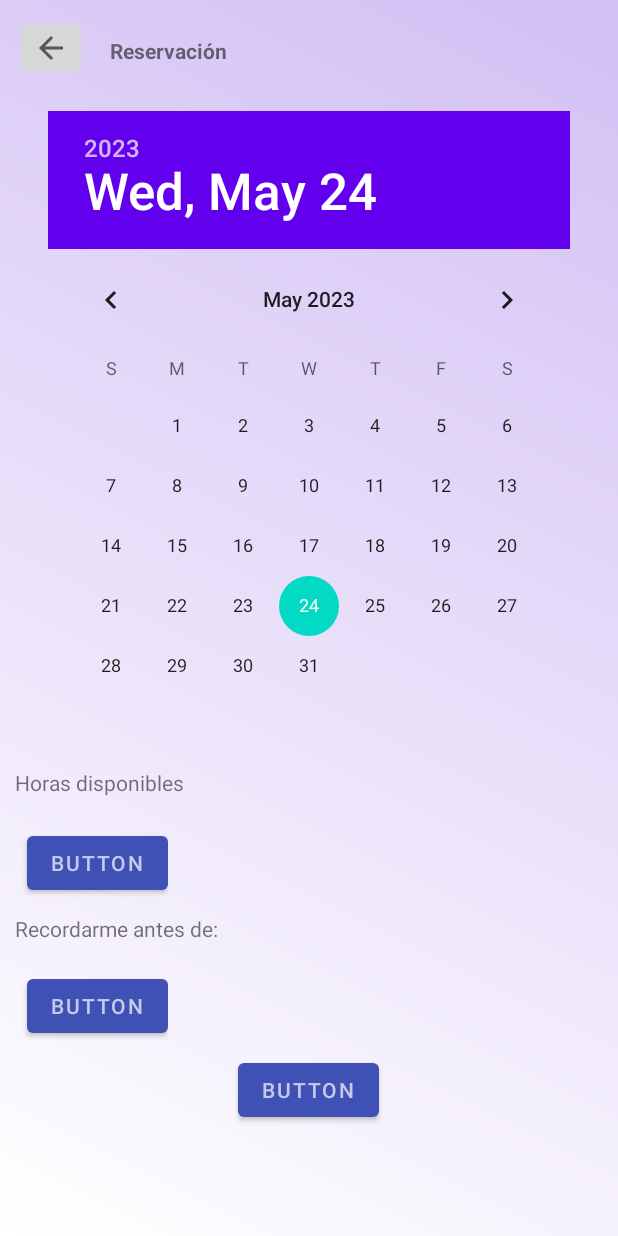
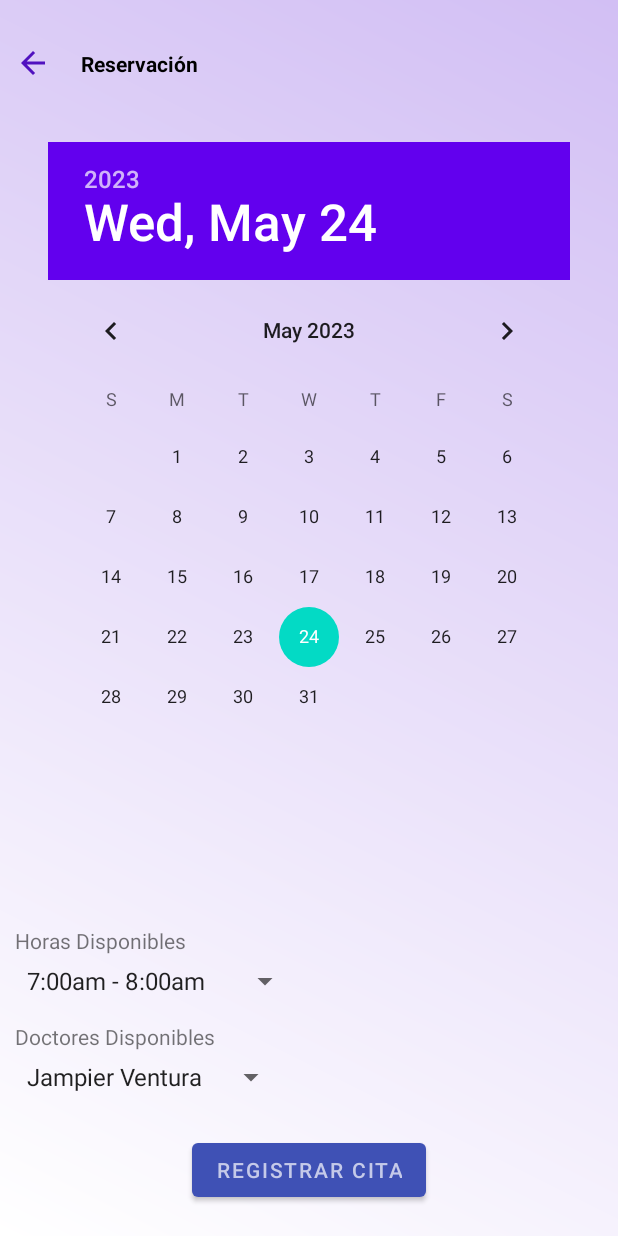
Before and after one commit to Azgaf012/AppBucal360, an Android app: the fragment pickerReservationFragment shown on its own in the app's theme, on a phone screen of 412 x 824 dp. Run offline under Robolectric (Android 15) with nearby library versions, the phone set to English and light mode, and no system bars.

Commit message:
Reg Cita xml y navigation

```diff
--- a/app/src/main/java/com/dapm/appbucal360/presentation/menu/MenuFragment.kt
+++ b/app/src/main/java/com/dapm/appbucal360/presentation/menu/MenuFragment.kt
@@ -37,6 +37,12 @@
             Navigation.findNavController(view).navigate(R.id.action_menuFragment_to_citasFragment)
         }
 
+        val regCita = view.findViewById<ImageButton>(R.id.firstOptionHome)
+
+        regCita.setOnClickListener {
+            Navigation.findNavController(view).navigate(R.id.action_menuFragment_to_regCitaFragment)
+        }
+
         viewModel = ViewModelProvider(this).get(MenuViewModel::class.java)
         // TODO: Use the ViewModel
     }
--- a/app/src/main/res/layout/fragment_picker_reservation.xml
+++ b/app/src/main/res/layout/fragment_picker_reservation.xml
@@ -10,7 +10,7 @@
 
     <LinearLayout
         android:layout_width="match_parent"
-        android:layout_height="wrap_content"
+        android:layout_height="match_parent"
         android:orientation="vertical">
 
         <LinearLayout
@@ -24,19 +24,22 @@
             android:paddingTop="20dp">
 
             <ImageButton
-                android:id="@+id/btn_regresar_pickerReservationToReservation"
+                android:id="@+id/imageButton"
                 android:layout_width="wrap_content"
                 android:layout_height="wrap_content"
                 android:layout_gravity="center_vertical"
-                app:srcCompat="?attr/homeAsUpIndicator" />
+                android:background="@drawable/rounded_button"
+                app:srcCompat="?attr/homeAsUpIndicator"
+                app:tint="#5011BF" />
 
             <TextView
                 android:id="@+id/textView"
                 android:layout_width="wrap_content"
-                android:layout_height="16dp"
+                android:layout_height="wrap_content"
                 android:layout_gravity="center_vertical"
-                android:layout_marginLeft="15dp"
+                android:layout_marginLeft="20dp"
                 android:text="Reservación"
+                android:textColor="@android:color/black"
                 android:textStyle="bold" />
 
         </LinearLayout>
@@ -46,78 +49,57 @@
             android:layout_width="wrap_content"
             android:layout_height="0dp"
             android:layout_gravity="center_horizontal"
-            android:layout_weight="0.55"
+            android:layout_weight="0.6"
             android:headerBackground="@color/design_default_color_primary" />
 
         <LinearLayout
+            android:id="@+id/margi"
             android:layout_width="match_parent"
             android:layout_height="0dp"
-            android:layout_weight="0.35"
+            android:layout_weight="0.15"
+            android:gravity="bottom"
             android:orientation="vertical">
 
             <TextView
                 android:layout_width="match_parent"
                 android:layout_height="wrap_content"
                 android:layout_marginLeft="10dp"
-                android:layout_marginTop="8dp"
                 android:layout_marginRight="10dp"
-                android:text="Horas disponibles" />
+                android:text="Horas Disponibles" />
 
-            <HorizontalScrollView
-                android:layout_width="match_parent"
+            <Spinner
+                android:id="@+id/spinner_horas_disponibles"
+                android:layout_width="wrap_content"
                 android:layout_height="wrap_content"
-                android:layout_marginTop="10dp">
-
-                <LinearLayout
-                    android:id="@+id/contenedorHoras"
-                    android:layout_width="wrap_content"
-                    android:layout_height="match_parent"
-                    android:layout_marginLeft="10dp"
-                    android:layout_marginTop="10dp"
-                    android:layout_marginRight="10dp"
-                    android:orientation="horizontal">
-
-                    <Button
-                        android:id="@+id/hora1"
-                        android:layout_width="wrap_content"
-                        android:layout_height="wrap_content"
-                        android:layout_marginStart="8dp"
-                        android:layout_weight="1"
-                        android:text="Button" />
-                </LinearLayout>
-            </HorizontalScrollView>
+                android:layout_marginLeft="10dp"
+                android:layout_marginTop="5dp"
+                android:entries="@array/horas_disponibles" />
 
             <TextView
                 android:layout_width="match_parent"
                 android:layout_height="wrap_content"
                 android:layout_marginLeft="10dp"
-                android:layout_marginTop="10dp"
+                android:layout_marginTop="15dp"
                 android:layout_marginRight="10dp"
-                android:text="Recordarme antes de:" />
+                android:text="Doctores Disponibles" />
 
-            <HorizontalScrollView
-                android:layout_width="match_parent"
+            <Spinner
+                android:id="@+id/spinner_doctores_disponibles"
+                android:layout_width="wrap_content"
                 android:layout_height="wrap_content"
-                android:layout_marginTop="10dp">
+                android:layout_marginLeft="10dp"
+                android:layout_marginTop="5dp"
+                android:entries="@array/doctores_disponibles" />
 
-                <LinearLayout
-                    android:id="@+id/contenedorHorasRecordatorio"
-                    android:layout_width="wrap_content"
-                    android:layout_height="match_parent"
-                    android:layout_marginLeft="10dp"
-                    android:layout_marginTop="8dp"
-                    android:layout_marginRight="10dp"
-                    android:orientation="horizontal">
+        </LinearLayout>
 
-                    <Button
-                        android:id="@+id/horaRecordatorio1"
-                        android:layout_width="wrap_content"
-                        android:layout_height="wrap_content"
-                        android:layout_marginLeft="8dp"
-                        android:layout_weight="1"
-                        android:text="Button" />
-                </LinearLayout>
-            </HorizontalScrollView>
+        <LinearLayout
+            android:id="@+id/margin"
+            android:layout_width="match_parent"
+            android:layout_height="0dp"
+            android:layout_weight="0.11"
+            android:gravity="bottom"
+            android:orientation="vertical">
 
             <Button
                 android:id="@+id/btn_confirmarReservation"
@@ -125,11 +107,11 @@
                 android:layout_height="wrap_content"
                 android:layout_gravity="center_horizontal"
                 android:layout_marginLeft="10dp"
-                android:layout_marginTop="8dp"
                 android:layout_marginRight="10dp"
-                android:text="Button" />
+                android:layout_marginBottom="20dp"
+                android:text="Registrar Cita" />
+
         </LinearLayout>
-
 
     </LinearLayout>
 
--- a/app/src/main/res/navigation/nav_graph.xml
+++ b/app/src/main/res/navigation/nav_graph.xml
@@ -35,6 +35,10 @@
             android:id="@+id/action_menuFragment_to_citasFragment"
             app:destination="@id/citasFragment" />
 
+        <action
+            android:id="@+id/action_menuFragment_to_regCitaFragment"
+            app:destination="@id/regCitaFragment" />
+
     </fragment>
 
     <fragment
@@ -43,4 +47,11 @@
         tools:layout="@layout/fragment_citas">
     </fragment>
 
+
+    <fragment
+        android:id="@+id/regCitaFragment"
+        android:name="com.dapm.appbucal360.presentation.menu.reservation.pickerReservationFragment"
+        tools:layout="@layout/fragment_picker_reservation">
+    </fragment>
+
 </navigation>
--- a/app/src/main/res/values/strings.xml
+++ b/app/src/main/res/values/strings.xml
@@ -7,4 +7,14 @@
     <string name="last_name">Ingrese su apellido</string>
     <string name="phone_number">Ingrese su telefono</string>
     <string name="birth_date">Ingrese su fecha nac.</string>
+    <string-array name="horas_disponibles">
+        <item>7:00am - 8:00am</item>
+        <item>8:00am - 9:00am</item>
+        <item>9:00am - 10:00am</item>
+    </string-array>
+    <string-array name="doctores_disponibles">
+        <item>Jampier Ventura</item>
+        <item>Diego Toribio</item>
+        <item>Paolo Leon</item>
+    </string-array>
 </resources>
```
